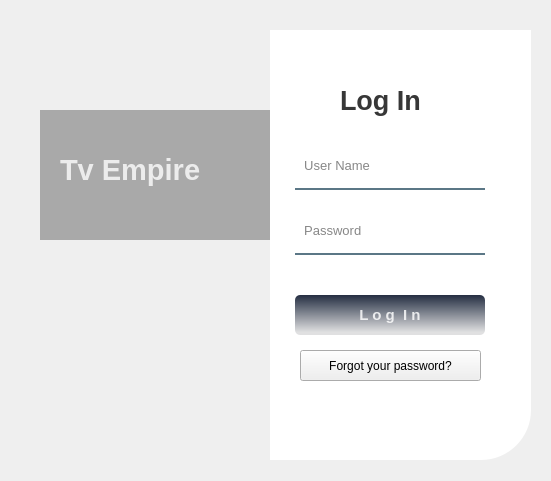
The window that form2.ui (HyperDarkmoon/TVEmpire) describes before a commit, drawn with Qt 5.
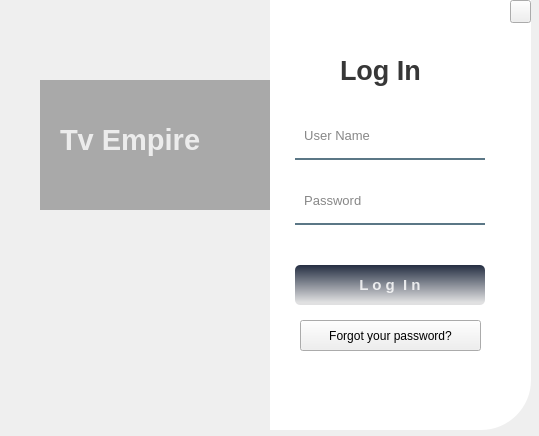
The same window after the commit. Icons and pictures are not drawn.

Commit message: ui changes to login page

The edit to the form file:
```diff
--- a/form2.ui
+++ b/form2.ui
@@ -6,8 +6,8 @@
    <rect>
     <x>0</x>
     <y>0</y>
-    <width>551</width>
-    <height>481</height>
+    <width>539</width>
+    <height>436</height>
    </rect>
   </property>
   <property name="windowTitle">
@@ -17,9 +17,9 @@
    <property name="geometry">
     <rect>
      <x>0</x>
-     <y>0</y>
-     <width>550</width>
-     <height>500</height>
+     <y>-30</y>
+     <width>551</width>
+     <height>501</height>
     </rect>
    </property>
    <property name="styleSheet">
@@ -76,7 +76,7 @@
    <widget class="QLabel" name="label_2">
     <property name="geometry">
      <rect>
-      <x>40</x>
+      <x>30</x>
       <y>30</y>
       <width>280</width>
       <height>430</height>
@@ -286,6 +286,23 @@
      <string>Tv Empire</string>
     </property>
    </widget>
+   <widget class="QPushButton" name="exitbutton">
+    <property name="geometry">
+     <rect>
+      <x>510</x>
+      <y>30</y>
+      <width>21</width>
+      <height>23</height>
+     </rect>
+    </property>
+    <property name="text">
+     <string/>
+    </property>
+    <property name="icon">
+     <iconset resource="resource.qrc">
+      <normaloff>:/icon/icon/close-window-64.ico</normaloff>:/icon/icon/close-window-64.ico</iconset>
+    </property>
+   </widget>
   </widget>
  </widget>
  <resources/>
```
Left out of the diff: 26 changed lines with no effect on the pictures. The commit also changes 3 other files.
